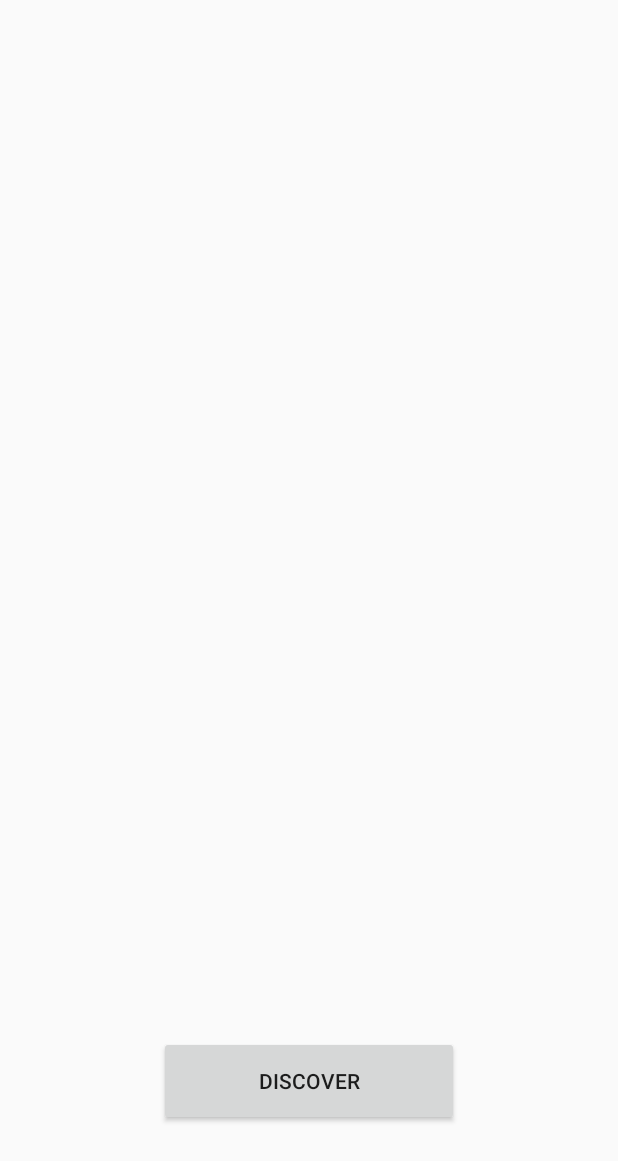
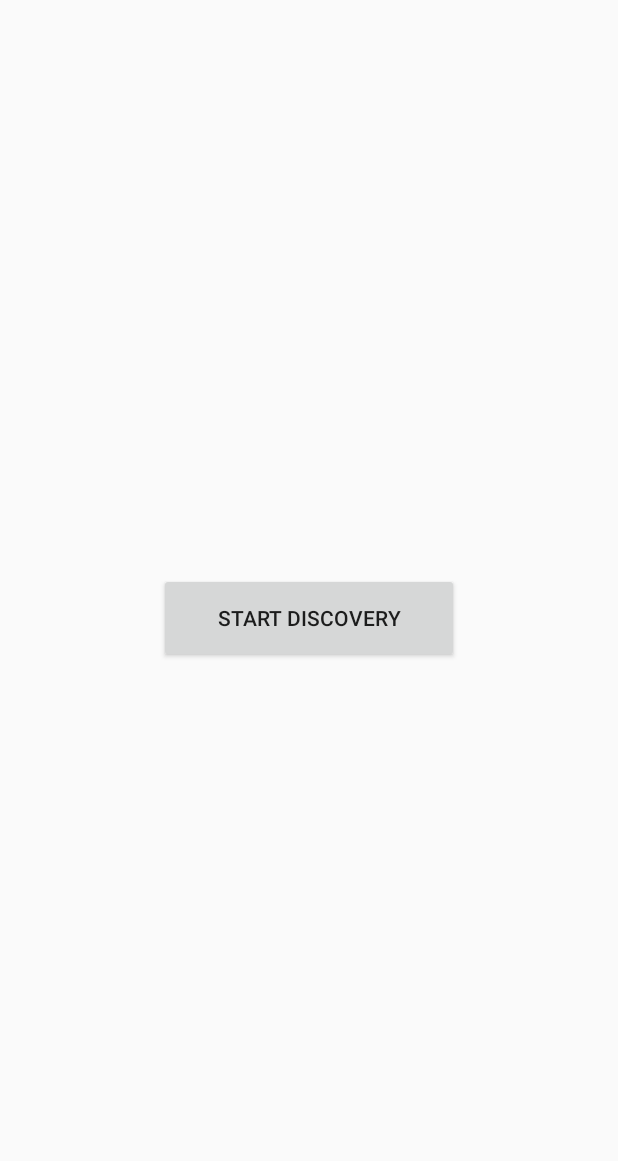
Before and after one commit to auroban/BlueAlert, an Android app: the layout activity_discover.xml on its own in the app's theme, with its tools: preview values and no code run, on a phone screen of 412 x 824 dp. Shown: the top 1161 px of the screen. Run offline under Robolectric (Android 15) with nearby library versions, the light colour scheme and no system bars.

Commit message:
Some Changes

```diff
--- a/app/src/main/AndroidManifest.xml
+++ b/app/src/main/AndroidManifest.xml
@@ -54,12 +54,6 @@
             android:label="@string/title_activity_discover"
             android:parentActivityName=".SplashScreenActivity"
             android:theme="@style/AppTheme.NoActionBar">
-            <intent-filter>
-                <action android:name="android.intent.action.MAIN" />
-
-                <category android:name="android.intent.category.LAUNCHER" />
-            </intent-filter>
-
             <meta-data
                 android:name="android.support.PARENT_ACTIVITY"
                 android:value="com.auro.app.bluealert.SplashScreenActivity" />
--- a/app/src/main/res/layout/activity_discover.xml
+++ b/app/src/main/res/layout/activity_discover.xml
@@ -8,14 +8,18 @@
     android:fitsSystemWindows="true"
     tools:context="com.auro.app.bluealert.DiscoverActivity"
     android:gravity="center"
-    android:orientation="vertical">
+    android:orientation="vertical"
+    android:id="@+id/parent_layout_discover">
 
 
     <ListView
         android:id="@+id/list_discovered_devices"
         android:layout_width="match_parent"
         android:layout_height="0dp"
-        android:layout_weight="3">
+        android:layout_weight="3"
+        android:visibility="gone"
+        android:scaleY="0"
+        android:background="@color/colorAccent">
     </ListView>
 
     <LinearLayout
@@ -26,11 +30,12 @@
         android:gravity="center">
 
         <Button
+            android:id="@+id/discovery_button"
             android:layout_width="wrap_content"
             android:layout_height="wrap_content"
             android:minHeight="60dp"
             android:minWidth="200dp"
-            android:text="@string/button_discover"/>
+            android:text="@string/button_text_search"/>
 
     </LinearLayout>
 
--- a/app/src/main/res/values/strings.xml
+++ b/app/src/main/res/values/strings.xml
@@ -15,6 +15,7 @@
     <string name="title_activity_connected">Connected</string>
     <string name="title_activity_discover">DiscoverActivity</string>
 
-    <string name="button_discover">Discover</string>
+    <string name="button_text_search">Start Discovery</string>
+    <string name="button_text_stop">Stop Discovery</string>
 
 </resources>
```
Also changed, not shown: app/src/main/java/com/auro/app/bluealert/DiscoverActivity.java (+98 -3 lines), app/src/main/java/com/auro/app/bluealert/SplashScreenActivity.java (+4 -4 lines).
